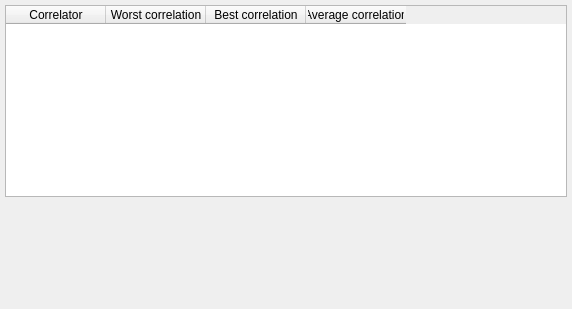
First picture: the form in code/interface/vicomposedwidgets/forms/vicorrelationwidget.ui, repository visore/Visore, before the edit.
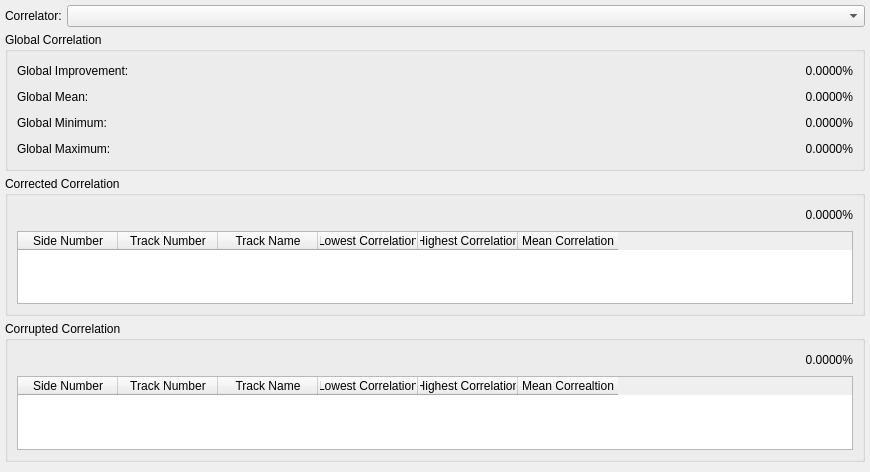
Second picture: the form after the edit. Custom widgets are drawn as their Qt base class.

Commit message: Updated the correlation widget.

The edit to the form file:
```diff
--- a/code/interface/vicomposedwidgets/forms/vicorrelationwidget.ui
+++ b/code/interface/vicomposedwidgets/forms/vicorrelationwidget.ui
@@ -6,8 +6,8 @@
    <rect>
     <x>0</x>
     <y>0</y>
-    <width>572</width>
-    <height>309</height>
+    <width>870</width>
+    <height>472</height>
    </rect>
   </property>
   <property name="maximumSize">
@@ -22,15 +22,60 @@
   <property name="styleSheet">
    <string/>
   </property>
-  <layout class="QGridLayout" name="gridLayout">
-   <property name="margin">
+  <layout class="QFormLayout" name="formLayout">
+   <property name="horizontalSpacing">
     <number>5</number>
    </property>
-   <property name="spacing">
+   <property name="verticalSpacing">
     <number>5</number>
    </property>
-   <item row="1" column="0">
-    <widget class="ViTableWidget" name="tableWidget">
+   <property name="leftMargin">
+    <number>5</number>
+   </property>
+   <property name="topMargin">
+    <number>5</number>
+   </property>
+   <property name="rightMargin">
+    <number>5</number>
+   </property>
+   <property name="bottomMargin">
+    <number>5</number>
+   </property>
+   <item row="0" column="0">
+    <widget class="QLabel" name="label_2">
+     <property name="text">
+      <string>Correlator:</string>
+     </property>
+    </widget>
+   </item>
+   <item row="0" column="1">
+    <widget class="QComboBox" name="correlatorComboBox">
+     <property name="minimumSize">
+      <size>
+       <width>0</width>
+       <height>0</height>
+      </size>
+     </property>
+    </widget>
+   </item>
+   <item row="2" column="0" colspan="2">
+    <widget class="QGroupBox" name="groupBox">
+     <property name="title">
+      <string>Corrected Correlation</string>
+     </property>
+     <layout class="QGridLayout" name="gridLayout_2">
+      <item row="0" column="1">
+       <widget class="QLabel" name="correctedLabel">
+        <property name="text">
+         <string>0.0000%</string>
+        </property>
+        <property name="alignment">
+         <set>Qt::AlignRight|Qt::AlignTrailing|Qt::AlignVCenter</set>
+        </property>
+       </widget>
+      </item>
+      <item row="1" column="0" colspan="2">
+       <widget class="ViTableWidget" name="correctedTable">
      <property name="editTriggers">
       <set>QAbstractItemView::NoEditTriggers</set>
      </property>
@@ -75,27 +120,122 @@
      </attribute>
      <column>
       <property name="text">
-       <string>Correlator</string>
+          <string>Side Number</string>
       </property>
      </column>
      <column>
       <property name="text">
-       <string>Worst correlation</string>
+          <string>Track Number</string>
       </property>
      </column>
      <column>
       <property name="text">
-       <string>Best correlation</string>
+          <string>Track Name</string>
       </property>
      </column>
      <column>
       <property name="text">
-       <string>Average correlation</string>
-      </property>
-     </column>
-    </widget>
-   </item>
-   <item row="2" column="0">
+          <string>Lowest Correlation</string>
+         </property>
+        </column>
+        <column>
+         <property name="text">
+          <string>Highest Correlation</string>
+         </property>
+        </column>
+        <column>
+         <property name="text">
+          <string>Mean Correlation</string>
+         </property>
+        </column>
+       </widget>
+      </item>
+      <item row="0" column="0">
+       <spacer name="horizontalSpacer_2">
+        <property name="orientation">
+         <enum>Qt::Horizontal</enum>
+        </property>
+        <property name="sizeHint" stdset="0">
+         <size>
+          <width>40</width>
+          <height>20</height>
+         </size>
+        </property>
+       </spacer>
+      </item>
+     </layout>
+    </widget>
+   </item>
+   <item row="3" column="0" colspan="2">
+    <widget class="QGroupBox" name="groupBox_2">
+     <property name="title">
+      <string>Corrupted Correlation</string>
+     </property>
+     <layout class="QGridLayout" name="gridLayout_3">
+      <item row="0" column="1">
+       <widget class="QLabel" name="corruptedLabel">
+        <property name="text">
+         <string>0.0000%</string>
+        </property>
+        <property name="alignment">
+         <set>Qt::AlignRight|Qt::AlignTrailing|Qt::AlignVCenter</set>
+        </property>
+       </widget>
+      </item>
+      <item row="0" column="0">
+       <spacer name="horizontalSpacer">
+        <property name="orientation">
+         <enum>Qt::Horizontal</enum>
+        </property>
+        <property name="sizeHint" stdset="0">
+         <size>
+          <width>40</width>
+          <height>20</height>
+         </size>
+        </property>
+       </spacer>
+      </item>
+      <item row="1" column="0" colspan="2">
+       <widget class="ViTableWidget" name="corruptedTable">
+        <attribute name="horizontalHeaderStretchLastSection">
+         <bool>false</bool>
+        </attribute>
+        <column>
+         <property name="text">
+          <string>Side Number</string>
+         </property>
+        </column>
+        <column>
+         <property name="text">
+          <string>Track Number</string>
+         </property>
+        </column>
+        <column>
+         <property name="text">
+          <string>Track Name</string>
+         </property>
+        </column>
+        <column>
+         <property name="text">
+          <string>Lowest Correlation</string>
+         </property>
+        </column>
+        <column>
+         <property name="text">
+          <string>Highest Correlation</string>
+         </property>
+        </column>
+        <column>
+         <property name="text">
+          <string>Mean Correaltion</string>
+         </property>
+        </column>
+       </widget>
+      </item>
+     </layout>
+    </widget>
+   </item>
+   <item row="4" column="0">
     <spacer name="verticalSpacer">
      <property name="orientation">
       <enum>Qt::Vertical</enum>
@@ -108,6 +248,135 @@
      </property>
     </spacer>
    </item>
+   <item row="1" column="0" colspan="2">
+    <widget class="QGroupBox" name="groupBox_3">
+     <property name="title">
+      <string>Global Correlation</string>
+     </property>
+     <layout class="QGridLayout" name="gridLayout_4">
+      <item row="3" column="0">
+       <widget class="QLabel" name="label_4">
+        <property name="text">
+         <string>Global Minimum:</string>
+        </property>
+       </widget>
+      </item>
+      <item row="4" column="0">
+       <widget class="QLabel" name="label_5">
+        <property name="text">
+         <string>Global Maximum:</string>
+        </property>
+       </widget>
+      </item>
+      <item row="2" column="0">
+       <widget class="QLabel" name="label">
+        <property name="text">
+         <string>Global Mean:</string>
+        </property>
+       </widget>
+      </item>
+      <item row="1" column="0">
+       <widget class="QLabel" name="label_6">
+        <property name="text">
+         <string>Global Improvement:</string>
+        </property>
+       </widget>
+      </item>
+      <item row="2" column="2">
+       <widget class="QLabel" name="meanLabel">
+        <property name="text">
+         <string>0.0000%</string>
+        </property>
+        <property name="alignment">
+         <set>Qt::AlignRight|Qt::AlignTrailing|Qt::AlignVCenter</set>
+        </property>
+       </widget>
+      </item>
+      <item row="3" column="2">
+       <widget class="QLabel" name="minimumLabel">
+        <property name="text">
+         <string>0.0000%</string>
+        </property>
+        <property name="alignment">
+         <set>Qt::AlignRight|Qt::AlignTrailing|Qt::AlignVCenter</set>
+        </property>
+       </widget>
+      </item>
+      <item row="4" column="2">
+       <widget class="QLabel" name="maximumLabel">
+        <property name="text">
+         <string>0.0000%</string>
+        </property>
+        <property name="alignment">
+         <set>Qt::AlignRight|Qt::AlignTrailing|Qt::AlignVCenter</set>
+        </property>
+       </widget>
+      </item>
+      <item row="1" column="2">
+       <widget class="QLabel" name="improvementLabel">
+        <property name="text">
+         <string>0.0000%</string>
+        </property>
+        <property name="alignment">
+         <set>Qt::AlignRight|Qt::AlignTrailing|Qt::AlignVCenter</set>
+        </property>
+       </widget>
+      </item>
+      <item row="1" column="1">
+       <spacer name="horizontalSpacer_3">
+        <property name="orientation">
+         <enum>Qt::Horizontal</enum>
+        </property>
+        <property name="sizeHint" stdset="0">
+         <size>
+          <width>40</width>
+          <height>20</height>
+         </size>
+        </property>
+       </spacer>
+      </item>
+      <item row="2" column="1">
+       <spacer name="horizontalSpacer_4">
+        <property name="orientation">
+         <enum>Qt::Horizontal</enum>
+        </property>
+        <property name="sizeHint" stdset="0">
+         <size>
+          <width>40</width>
+          <height>20</height>
+         </size>
+        </property>
+       </spacer>
+      </item>
+      <item row="3" column="1">
+       <spacer name="horizontalSpacer_5">
+        <property name="orientation">
+         <enum>Qt::Horizontal</enum>
+        </property>
+        <property name="sizeHint" stdset="0">
+         <size>
+          <width>40</width>
+          <height>20</height>
+         </size>
+        </property>
+       </spacer>
+      </item>
+      <item row="4" column="1">
+       <spacer name="horizontalSpacer_6">
+        <property name="orientation">
+         <enum>Qt::Horizontal</enum>
+        </property>
+        <property name="sizeHint" stdset="0">
+         <size>
+          <width>40</width>
+          <height>20</height>
+         </size>
+        </property>
+       </spacer>
+      </item>
+     </layout>
+    </widget>
+   </item>
   </layout>
  </widget>
  <customwidgets>
```
Lines whose indentation alone changed are shown as unchanged. The commit also changes 22 other files.
